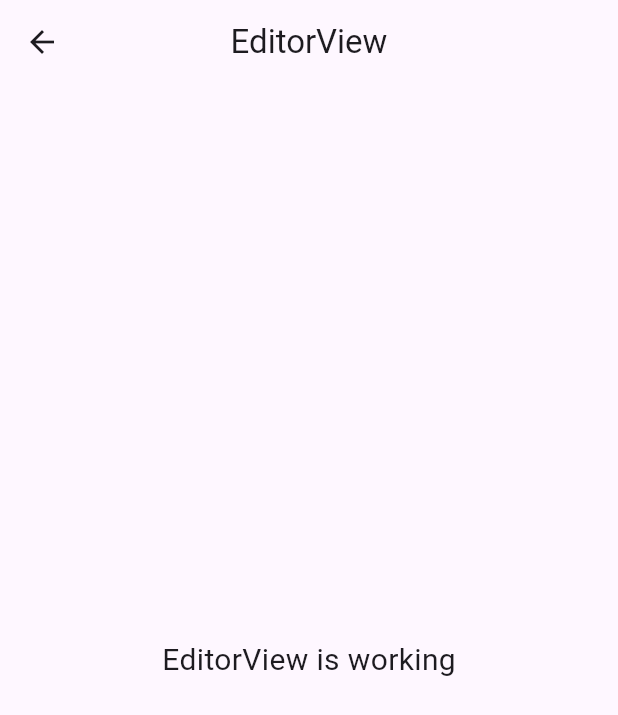
After one commit to Zammil00/labil_video_editor, a Flutter app: the EditorView screen opened by its route, on a phone screen of 412 x 824 dp. The commit adds this screen. Shown: the top 715 px of the screen. Run offline on Flutter 3.47's test engine with Material 3 defaults, Android fonts, the phone set to English and light mode, and no system bars; our stand-ins replace get.

Commit message:
Create Editor Module

```diff
--- /dev/null
+++ b/lib/app/modules/editor/views/editor_view.dart
@@ -0,0 +1,24 @@
+import 'package:flutter/material.dart';
+
+import 'package:get/get.dart';
+
+import '../controllers/editor_controller.dart';
+
+class EditorView extends GetView<EditorController> {
+  const EditorView({super.key});
+  @override
+  Widget build(BuildContext context) {
+    return Scaffold(
+      appBar: AppBar(
+        title: const Text('EditorView'),
+        centerTitle: true,
+      ),
+      body: const Center(
+        child: Text(
+          'EditorView is working',
+          style: TextStyle(fontSize: 20),
+        ),
+      ),
+    );
+  }
+}
--- a/lib/app/routes/app_pages.dart
+++ b/lib/app/routes/app_pages.dart
@@ -1,5 +1,7 @@
 import 'package:get/get.dart';
 
+import '../modules/editor/bindings/editor_binding.dart';
+import '../modules/editor/views/editor_view.dart';
 import '../modules/home/bindings/home_binding.dart';
 import '../modules/home/views/home_view.dart';
 import '../modules/splash/bindings/splash_binding.dart';
@@ -23,5 +25,10 @@
       page: () => const SplashView(),
       binding: SplashBinding(),
     ),
+    GetPage(
+      name: _Paths.EDITOR,
+      page: () => const EditorView(),
+      binding: EditorBinding(),
+    ),
   ];
 }
--- a/lib/app/routes/app_routes.dart
+++ b/lib/app/routes/app_routes.dart
@@ -5,10 +5,12 @@
   Routes._();
   static const HOME = _Paths.HOME;
   static const SPLASH = _Paths.SPLASH;
+  static const EDITOR = _Paths.EDITOR;
 }
 
 abstract class _Paths {
   _Paths._();
   static const HOME = '/home';
   static const SPLASH = '/splash';
+  static const EDITOR = '/editor';
 }
```
Also changed, not shown: lib/app/modules/editor/bindings/editor_binding.dart (added, +12 -0 lines), lib/app/modules/editor/controllers/editor_controller.dart (added, +23 -0 lines).
